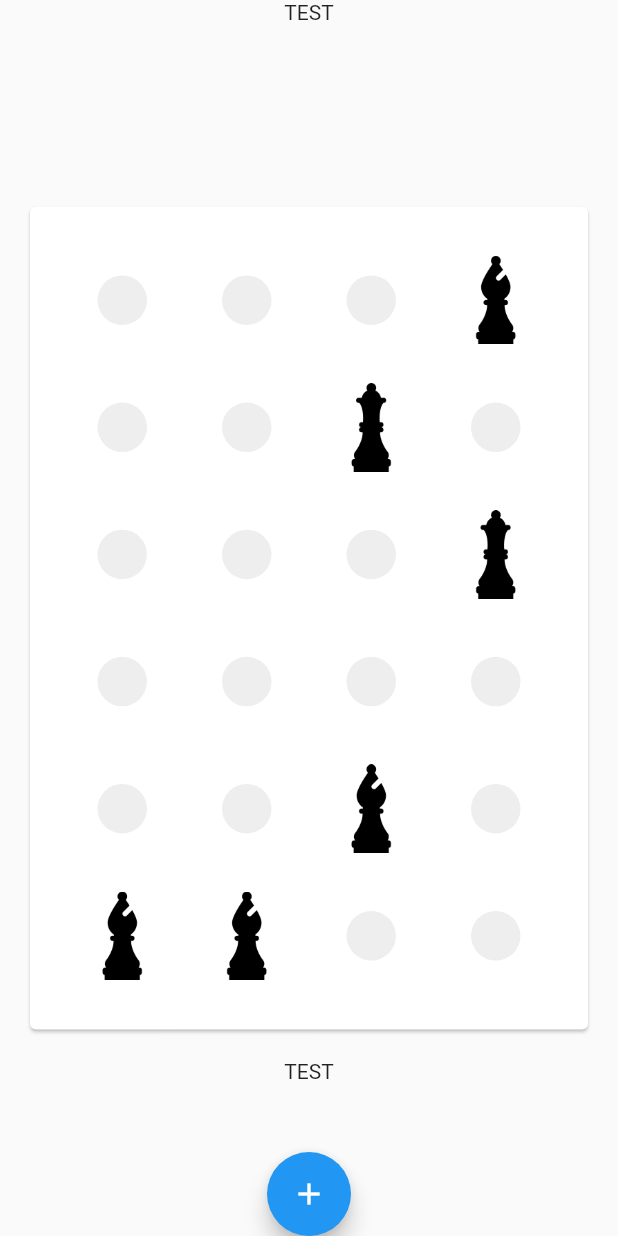
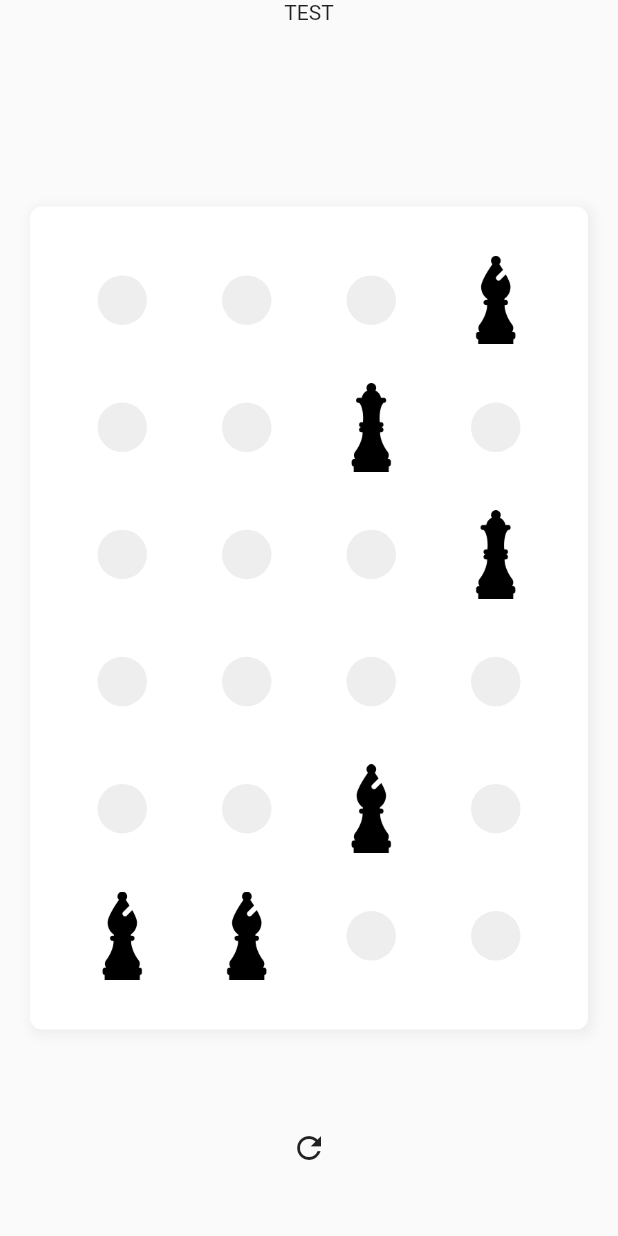
Before and after one commit to thomas-armena/chess-dash, a Flutter app: the screen it shows after launch, on a phone screen of 412 x 824 dp. Run offline on Flutter 3.47's test engine with Material 2 defaults, Android fonts, the phone set to English and light mode, and no system bars.

Commit message:
refactored some code

```diff
--- a/lib/board.dart
+++ b/lib/board.dart
@@ -87,6 +87,7 @@ class Board {
     for(int y = 0; y < this.selections.length; y++){
       for(int x = 0; x < this.selections[0].length; x++){
         this.selections[y][x] = 0;
+        this.availablePositions[y][x] = false;
       }
     }
   }
--- a/lib/game_view.dart
+++ b/lib/game_view.dart
@@ -13,11 +13,19 @@ class _GameViewState extends State<GameView> with SingleTickerProviderStateMixin
   Animation animation;
   AnimationController animationController;
 
-  Board board = genBoard(6, 4, 6);
+  int numberOfPieces;
+  int xSize;
+  int ySize;
+  Board board;
+  Board nextBoard;
 
   @override
   void initState(){
     super.initState();
+    numberOfPieces = 6;
+    xSize = 4;
+    ySize = 6;
+    board =genBoard(numberOfPieces, xSize, ySize);
     animationController = AnimationController(
       duration: Duration(milliseconds: 250),
       vsync: this
@@ -34,8 +42,7 @@ class _GameViewState extends State<GameView> with SingleTickerProviderStateMixin
 
   void handlePress(){
     setState((){
-      print("Going to generate board");
-      board = genBoard(6, 4, 6);
+      board.resetSelections();
     });
   }
 
@@ -44,6 +51,9 @@ class _GameViewState extends State<GameView> with SingleTickerProviderStateMixin
       animationController.reset();
       animationController.forward();
       board.selectPiece(x, y);
+      if(board.selectCount ==numberOfPieces){
+        board =genBoard(numberOfPieces, xSize, ySize);
+      }
     });
   }
 
@@ -57,28 +67,23 @@ class _GameViewState extends State<GameView> with SingleTickerProviderStateMixin
 
           Expanded(
             flex: 5,
-            child: Card(
-              margin:EdgeInsets.all(20),
-              child: Padding(
-                padding:EdgeInsets.all(20),
-                child:Grid(
-                  board:board,
-                  onPressPiece: this.onPressPiece,
-                  animation: animation,
-                ),
-              ),
-            ),
+            child: Grid(
+              onPressPiece: this.onPressPiece,
+              board: this.board,
+              animation: this.animation,
+            )
           ),
 
-          Expanded(flex: 1, child:Text("TEST")),
+          Expanded(
+            flex: 1,
+            child: IconButton(
+              icon: Icon(Icons.refresh),
+              tooltip: 'Refresh board',
+              onPressed: handlePress,
+            )
+          )
         ],
       ),
-      floatingActionButton: FloatingActionButton(
-        onPressed: handlePress,
-        tooltip: 'Increment Counter',
-        child: Icon(Icons.add),
-      ),
-      floatingActionButtonLocation: FloatingActionButtonLocation.centerDocked,
     );
   }
 }
--- a/lib/grid.dart
+++ b/lib/grid.dart
@@ -105,7 +105,23 @@ class Grid extends AnimatedWidget {
   Widget build(BuildContext context){
     Animation animation = this.listenable;
     print(animation.value);
-    return Stack(
+    return Container(
+      decoration: BoxDecoration(
+        color: Colors.white,
+        borderRadius:BorderRadius.all(Radius.circular(8)),
+        boxShadow: [
+          BoxShadow(
+            color: Colors.grey[200],
+            spreadRadius: 2,
+            blurRadius: 5,
+            offset:Offset(2, 2)
+          )
+        ]
+      ),
+      margin:EdgeInsets.all(20),
+      child: Padding(
+        padding:EdgeInsets.all(20),
+        child:Stack(
           children:<Widget>[
             this.grid(this.highlight),
             CustomPaint(
@@ -114,6 +130,8 @@ class Grid extends AnimatedWidget {
               child:this.grid(this.piece)
             ),
           ]
+        ),
+      ),
     );
   }
 }
```
Lines whose indentation alone changed are shown as unchanged.
